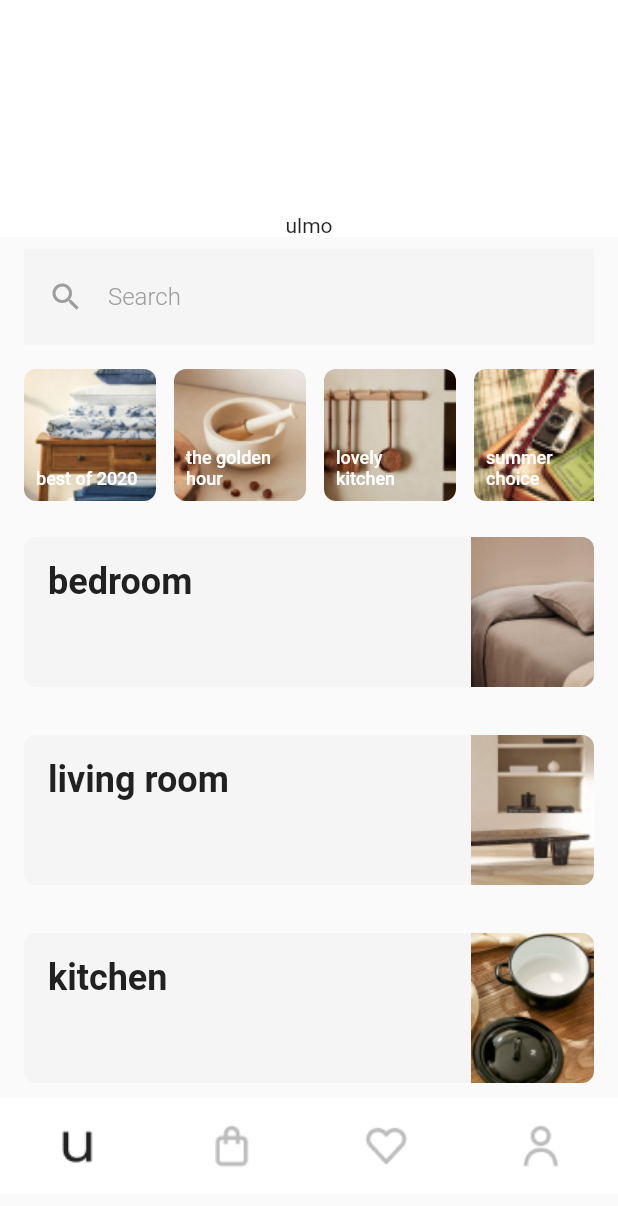
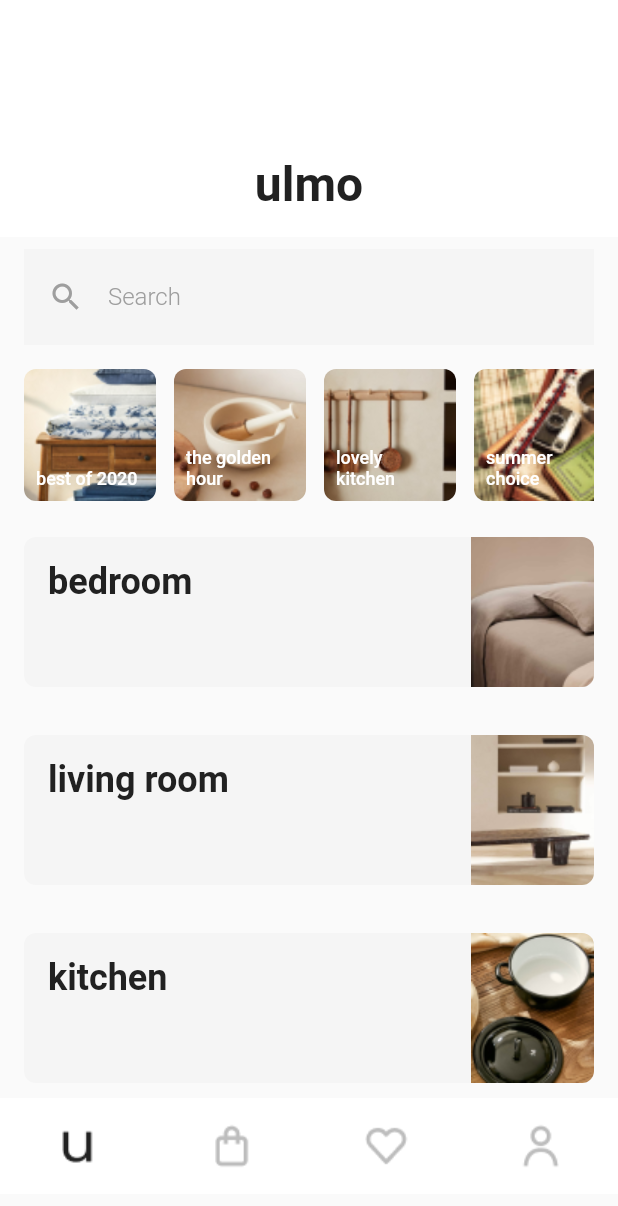
Before and after one commit to Bojan227/e_commerce_app, a Flutter app: the screen it shows after launch, on a phone screen of 412 x 824 dp. Shown: the top 1206 px of the screen. Run offline on Flutter 3.47's test engine with Material 2 defaults, Android fonts, the phone set to English and light mode, and no system bars; Roboto replaces fonts that are missing (Poppins).

Commit message:
add: add sliver app bar

```diff
--- a/lib/presentation/ui/home/home_screen.dart
+++ b/lib/presentation/ui/home/home_screen.dart
@@ -1,3 +1,4 @@
+import 'package:ecommerce_app/presentation/ui/home/widgets/app_bar.dart';
 import 'package:ecommerce_app/presentation/ui/home/widgets/category_list.dart';
 import 'package:ecommerce_app/presentation/ui/home/widgets/stories_list.dart';
 import 'package:ecommerce_app/presentation/ui/widgets/search_bar.dart';
@@ -11,14 +12,7 @@ class HomeScreen extends StatelessWidget {
     return Scaffold(
       body: CustomScrollView(
         slivers: [
-          const SliverAppBar(
-            pinned: true,
-            expandedHeight: 158,
-            bottom: PreferredSize(
-              preferredSize: Size(343, 42),
-              child: Text('ulmo'),
-            ),
-          ),
+          const AppBarWidget(),
           SliverList(
             delegate: SliverChildBuilderDelegate(
               childCount: 1,
--- a/lib/presentation/ui/home/widgets/category_list.dart
+++ b/lib/presentation/ui/home/widgets/category_list.dart
@@ -14,6 +14,12 @@ class CategoryList extends StatelessWidget {
           CategoryItem(
               label: 'living room', image: 'lib/core/assets/category_2.png'),
           CategoryItem(
+              label: 'kitchen', image: 'lib/core/assets/category_3.png'),
+          CategoryItem(
+              label: 'bedroom', image: 'lib/core/assets/category_1.png'),
+          CategoryItem(
+              label: 'living room', image: 'lib/core/assets/category_2.png'),
+          CategoryItem(
               label: 'kitchen', image: 'lib/core/assets/category_3.png')
         ],
       ),
```
Also changed, not shown: lib/presentation/ui/home/widgets/app_bar.dart (added, +28 -0 lines).
